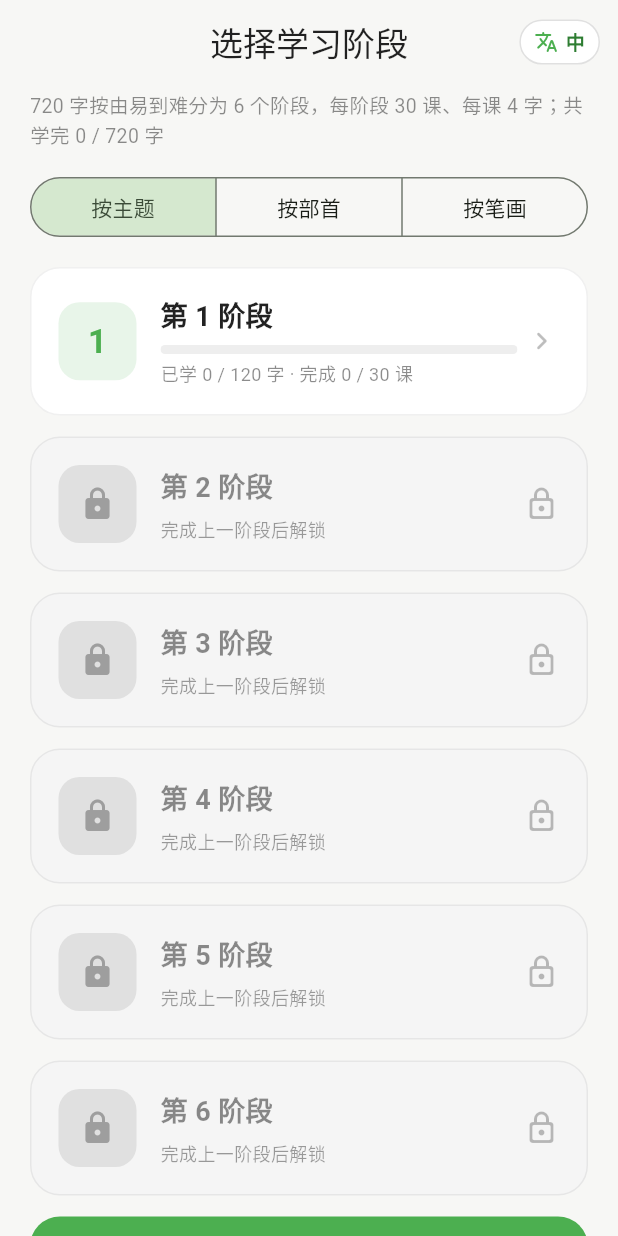
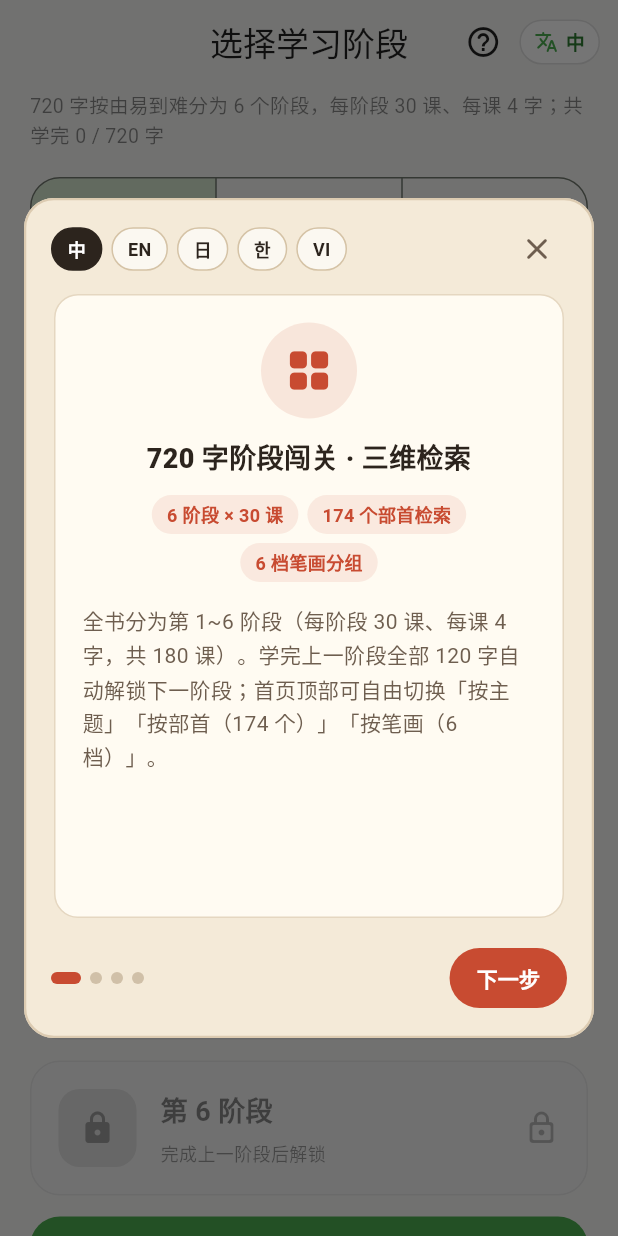
Before and after one commit to manyi100/StudyChineseWord, a Flutter app: the screen it shows after launch, on a phone screen of 412 x 824 dp. Run offline on Flutter 3.47's test engine with Material 3 defaults, Android fonts, the phone set to English and light mode, and no system bars; our stand-ins replace flutter_tts, just_audio, shared_preferences.

Commit message:
feat: add a four-page onboarding guide in five languages
Shows once on first launch, reopens from the new help button, and switches the whole UI language from inside the dialog.

```diff
--- a/lib/l10n/app_strings.dart
+++ b/lib/l10n/app_strings.dart
@@ -611,6 +611,188 @@ class AppStrings {
             '${name != null ? ' ($name)' : ''}',
       );
 
+  // ---------- 新手引导 ----------
+  String get onboardingBtnHelp => _t(
+        '使用说明',
+        'Guide',
+        '使い方',
+        '사용법',
+        'Hướng dẫn',
+      );
+
+  String get onboardingSkip => _t(
+        '跳过',
+        'Skip',
+        'スキップ',
+        '건너뛰기',
+        'Bỏ qua',
+      );
+
+  String get onboardingPrev => _t(
+        '上一步',
+        'Back',
+        '戻る',
+        '이전',
+        'Trước',
+      );
+
+  String get onboardingNext => _t(
+        '下一步',
+        'Next',
+        '次へ',
+        '다음',
+        'Tiếp',
+      );
+
+  String get onboardingStart => _t(
+        '开始学习',
+        'Start Learning',
+        '学習を始める',
+        '학습 시작',
+        'Bắt đầu học',
+      );
+
+  String get onboardingTitle1 => _t(
+        '720 字阶段闯关 · 三维检索',
+        '720 Characters · 3 Ways to Browse',
+        '720字ステージ制 · 3つの検索モード',
+        '720자 단계별 학습 · 3가지 탐색 모드',
+        '720 Chữ Hán · 3 Chế độ tra cứu',
+      );
+
+  String get onboardingDesc1 => _t(
+        '全书分为第 1~6 阶段（每阶段 30 课、每课 4 字，共 180 课）。'
+            '学完上一阶段全部 120 字自动解锁下一阶段；'
+            '首页顶部可自由切换「按主题」「按部首（174 个）」「按笔画（6 档）」。',
+        'Stages 1–6, 30 lessons each, 4 characters per lesson (180 lessons). '
+            'Finish all 120 characters in a stage to unlock the next one; '
+            'switch freely between Topic, 174 Radicals and 6 Stroke tiers.',
+        '第1〜第6ステージ（各30課・1課4字、計180課）。'
+            '前のステージの120字を終えると次が解放されます。'
+            '上部タブで「テーマ別」「部首別（174部首）」「画数別（6段階）」を切り替えられます。',
+        '1~6단계(단계별 30과, 과별 4자, 총 180과)로 구성됩니다. '
+            '이전 단계 120자를 모두 익히면 다음 단계가 열립니다. '
+            '상단 탭에서 주제별·부수별(174개)·획수별(6구간)을 자유롭게 오갈 수 있습니다.',
+        'Gồm 6 giai đoạn (mỗi giai đoạn 30 bài, mỗi bài 4 chữ, tổng 180 bài). '
+            'Học hết 120 chữ của giai đoạn trước để mở giai đoạn kế tiếp; '
+            'chuyển linh hoạt giữa Theo chủ đề, 174 Bộ thủ và 6 nhóm Số nét.',
+      );
+
+  List<String> get onboardingTags1 => [
+        _t('6 阶段 × 30 课', '6 Stages × 30 Lessons', '6ステージ × 30課', '6단계 × 30과',
+            '6 giai đoạn × 30 bài'),
+        _t('174 个部首检索', '174 Radicals', '174部首リスト', '174개 부수 탐색', '174 bộ thủ'),
+        _t('6 档笔画分组', '6 Stroke Tiers', '6段階の画数検索', '6구간 획수 분류',
+            '6 nhóm số nét'),
+      ];
+
+  String get onboardingTitle2 => _t(
+        '四区即点即读 · 全离线语音',
+        'Tap Anywhere to Hear · 100% Offline Audio',
+        '4箇所タップ音声 · 完全オフライン再生',
+        '4곳 터치 발음 듣기 · 100% 오프라인 음성',
+        'Chạm 4 vùng nghe phát âm · Âm thanh Offline',
+      );
+
+  String get onboardingDesc2 => _t(
+        '随包内置 3,380 条校准音频，不依赖网络与系统 TTS。'
+            '点击「田字格汉字」「组词词块」「例句喇叭」即刻朗读；'
+            '点击「顶部插画」会按「例句 → 第一个组词 → 单字」顺序连读并浮出句子气泡。',
+        '3,380 built-in audio clips play offline without system TTS. '
+            'Tap the Character Grid, Word Chips or Sentence Speaker to listen; '
+            'tap the Illustration to play Sentence → 1st Word → Character with a bubble.',
+        '3,380件の内蔵音声をオフラインで再生できます。'
+            '「田字格の漢字」「単語チップ」「例文スピーカー」をタップすると発音が聞け、'
+            '「イラスト」をタップすると「例文 → 最初の単語 → 単字」の順に連続再生されます。',
+        '3,380개의 내장 음성으로 인터넷이나 시스템 TTS 없이 재생됩니다. '
+            '한자 칸·단어 칩·예문 스피커를 터치해 발음을 듣고, '
+            '일러스트를 터치하면 예문 → 첫 단어 → 단자 순으로 이어서 재생됩니다.',
+        'Tích hợp sẵn 3.380 tệp âm thanh, không cần mạng hay TTS hệ thống. '
+            'Chạm Ô chữ Hán, Thẻ từ ghép hoặc Loa câu ví dụ để nghe; '
+            'chạm Tranh minh họa để nghe lần lượt Câu ví dụ → Từ đầu tiên → Chữ đơn.',
+      );
+
+  List<String> get onboardingTags2 => [
+        _t('点汉字 / 词语 / 例句', 'Tap Char / Word / Sentence', '漢字・単語・例文タップ',
+            '한자·단어·예문 터치', 'Chạm chữ / từ / câu'),
+        _t('点插画三连读 + 气泡', 'Tap Picture for 3-Part Audio', 'イラストで3連続読み上げ',
+            '일러스트 3연속 발음+말풍선', 'Chạm tranh đọc 3 phần'),
+        _t('3,380 条离线语音', '3,380 Offline Clips', '3,380件のオフライン音声',
+            '3,380개 오프라인 음성', '3.380 âm thanh offline'),
+      ];
+
+  String get onboardingTitle3 => _t(
+        '自动笔顺演示 · 手指跟写描红',
+        'Stroke Order Animation · Guided Finger Tracing',
+        '書き順アニメーション · 指なぞり練習',
+        '필순 애니메이션 · 손가락 따라 쓰기',
+        'Hoạt ảnh nét viết · Luyện tô chữ bằng tay',
+      );
+
+  String get onboardingDesc3 => _t(
+        '打开卡片自动逐笔演示，可随时重播。直接用手指在田字格内书写即可进入描红：'
+            '从红点起笔，沿虚线写向收笔箭头；写错或轻点田字格会自动演示当前笔画。'
+            '田字格独立手势识别，写「横」不会误翻页。',
+        'Cards animate the stroke order automatically and can replay any stroke. '
+            'Draw inside the grid to trace: start at the red dot and follow the dashed '
+            'line to the arrow. Tapping the grid replays the stroke. '
+            'Horizontal strokes never flip pages.',
+        'カードを開くと書き順が自動再生され、いつでも再生し直せます。'
+            '田字格の中を指でなぞると練習モードに入り、赤い始点から破線に沿って矢印まで書けます。'
+            'マス内は独立判定のため「横画」でページがめくれることはありません。',
+        '카드를 열면 필순이 자동 재생되고 언제든 다시 볼 수 있습니다. '
+            '한자 칸 안을 손가락으로 따라 쓰면 빨간 시작점에서 점선을 따라 화살표까지 이어집니다. '
+            '한자 칸은 독립 제스처라 가로획을 그어도 페이지가 넘어가지 않습니다.',
+        'Mở thẻ là tự động chiếu thứ tự nét và có thể xem lại bất cứ lúc nào. '
+            'Viết trực tiếp trong ô chữ từ chấm đỏ theo đường nét đứt đến mũi tên; '
+            'viết nét ngang không lo bị lật trang nhầm.',
+      );
+
+  List<String> get onboardingTags3 => [
+        _t('起笔红点 → 箭头校验', 'Red Dot → Arrow Check', '始点・方向・終点を判定',
+            '시작점·방향·끝점 체크', 'Chấm đỏ → mũi tên chuẩn'),
+        _t('轻点格子重播当前笔', 'Tap Grid to Replay Stroke', 'マスタップでお手本再生',
+            '칸 탭하여 현재 획 다시보기', 'Chạm ô xem lại nét mẫu'),
+        _t('写「横」防误触翻页', 'No Accidental Page Flip', '横画でも誤スワイプ防止',
+            '가로획 페이지 넘김 방지', 'Chống lật trang nhầm'),
+      ];
+
+  String get onboardingTitle4 => _t(
+        '五语切换 · EN 释义 · 跨课滑动',
+        '5 UI Languages · EN Meanings · Cross-Lesson Swipes',
+        '5言語UI · EN英語訳スイッチ · 課の連続スワイプ',
+        '5개국어 UI · EN 영어 뜻풀이 · 단원 간 스와이프',
+        'Giao diện 5 ngôn ngữ · Nghĩa EN · Vuốt chuyển bài',
+      );
+
+  String get onboardingDesc4 => _t(
+        '右上角可切换中/英/日/韩/越五语界面，学习页右上角「EN」按钮可一键显隐英文释义'
+            '（防误触不发声）。学完一课 4 字继续左滑直达下一课；在第 1 页右滑松手返回上一课末尾；'
+            '点右上角星标可收入首页底部「收藏复习」。',
+        'Switch between 5 UI languages (中/EN/日/한/VI) and tap "EN" on study cards to '
+            'toggle English meanings. Swipe left after finishing 4 characters to enter the '
+            'next lesson, swipe right on page 1 to return to the previous lesson, or star '
+            'cards for review.',
+        '右上から5言語（中/EN/日/한/VI）を切り替えられ、学習画面の「EN」で英語訳を表示・非表示にできます。'
+            '4字学習後に左スワイプで次の課へ、1ページ目で右スワイプして離すと前の課へ戻ります。'
+            '右上の星マークでお気に入り復習に登録できます。',
+        '우측 상단에서 5개 언어(中/EN/日/한/VI)를 전환하고 학습 화면의 "EN" 버튼으로 영어 뜻풀이를 '
+            '켜고 끌 수 있습니다. 4자를 모두 본 뒤 왼쪽 스와이프로 다음 과로, '
+            '첫 페이지에서 오른쪽 스와이프로 이전 과로 이동하며 별표로 즐겨찾기 복습이 가능합니다.',
+        'Chuyển đổi 5 ngôn ngữ (中/EN/日/한/VI) ở góc trên, nhấn nút "EN" để bật/tắt nghĩa tiếng Anh. '
+            'Xem đủ 4 chữ vuốt trái sang bài tiếp theo, ở trang đầu vuốt phải thả tay để về bài trước; '
+            'nhấn Ngôi sao để lưu vào Ôn tập yêu thích.',
+      );
+
+  List<String> get onboardingTags4 => [
+        _t('中 / EN / 日 / 한 / VI', '5 Interface Languages', '5言語UI＆日本語筆順名',
+            '5개국어 UI & 한국어 필순명', '5 ngôn ngữ giao diện'),
+        _t('EN 英文释义开关', 'EN Meaning Toggle', 'EN 英語訳ON/OFF', 'EN 영어 뜻풀이 스위치',
+            'Nút bật/tắt nghĩa EN'),
+        _t('左滑下一课 · 右滑上一课', 'Swipe Across Lessons', '左右スワイプで課を移動',
+            '좌우 스와이프 단원 이동', 'Vuốt chuyển bài'),
+      ];
+
   // ---------- 系统提示 ----------
   String get ttsUnavailable => _t(
         '没有可用的中文语音。请到 设置 - 更多设置 - 无障碍 - 文字转语音(TTS)输出 '
--- a/lib/screens/grade_select_screen.dart
+++ b/lib/screens/grade_select_screen.dart
@@ -7,6 +7,7 @@ import '../services/progress_service.dart';
 import '../services/storage_service.dart';
 import '../widgets/content_frame.dart';
 import '../widgets/language_button.dart';
+import '../widgets/onboarding_dialog.dart';
 import 'course_list_screen.dart';
 import 'favorites_screen.dart';
 import 'hanzi_grid_screen.dart';
@@ -62,6 +63,10 @@ class _GradeSelectScreenState extends State<GradeSelectScreen> {
   void initState() {
     super.initState();
     _load();
+    // 首次启动自动展示四页使用说明；看过一次后不再打扰，可随时点右上角「?」重看
+    WidgetsBinding.instance.addPostFrameCallback((_) {
+      OnboardingDialog.showIfNeeded(context);
+    });
   }
 
   Future<void> _load() async {
@@ -92,9 +97,8 @@ class _GradeSelectScreenState extends State<GradeSelectScreen> {
       _totalAll = HanziRepository.instance.all.length;
       _learnedAll = viewedIds.length;
       _favoriteCount = favorites.length;
-      _unlockedTotal = list
-          .where((p) => p.isUnlocked)
-          .fold(0, (sum, p) => sum + p.total);
+      _unlockedTotal =
+          list.where((p) => p.isUnlocked).fold(0, (sum, p) => sum + p.total);
       _isLoading = false;
     });
   }
@@ -165,7 +169,14 @@ class _GradeSelectScreenState extends State<GradeSelectScreen> {
         elevation: 0,
         backgroundColor: Colors.transparent,
         foregroundColor: Colors.black87,
-        actions: const [LanguageButton()],
+        actions: [
+          IconButton(
+            tooltip: s.onboardingBtnHelp,
+            icon: const Icon(Icons.help_outline_rounded),
+            onPressed: () => OnboardingDialog.showModal(context),
+          ),
+          const LanguageButton(),
+        ],
       ),
       // 平板 / 横屏时内容居中，避免卡片被拉得过宽
       body: ContentFrame(
@@ -441,8 +452,8 @@ class _AllGradesCard extends StatelessWidget {
                     const SizedBox(height: 2),
                     Text(
                       s.allStagesSubtitle(count),
-                      style: const TextStyle(
-                          fontSize: 13, color: Colors.white70),
+                      style:
+                          const TextStyle(fontSize: 13, color: Colors.white70),
                     ),
                   ],
                 ),
--- a/lib/services/storage_service.dart
+++ b/lib/services/storage_service.dart
@@ -17,6 +17,18 @@ class StorageService {
   static const _kFavoritesKey = 'favorite_ids';
   static const _kViewedIdsKey = 'viewed_char_ids';
   static const _kAudioHintShownKey = 'audio_hint_shown';
+  static const _kOnboardingSeenKey = 'has_seen_onboarding_v131';
+
+  /// 首次引导（四页使用说明）是否已经展示过
+  Future<bool> hasSeenOnboarding() async {
+    final prefs = await SharedPreferences.getInstance();
+    return prefs.getBool(_kOnboardingSeenKey) ?? false;
+  }
+
+  Future<void> markOnboardingSeen() async {
+    final prefs = await SharedPreferences.getInstance();
+    await prefs.setBool(_kOnboardingSeenKey, true);
+  }
 
   /// 首次进入学习页的“哪里可以点读”提示是否已经展示过
   Future<bool> getAudioHintShown() async {
--- /dev/null
+++ b/lib/widgets/onboarding_dialog.dart
@@ -0,0 +1,345 @@
+import 'package:flutter/material.dart';
+import '../l10n/app_strings.dart';
+import '../services/storage_service.dart';
+
+/// 首次启动 / 点「?」时的四页新手引导。
+///
+/// - 文案统一放在 [AppStrings]，跟随界面语言实时切换（不额外维护一套映射表）；
+/// - 4 页分别讲：阶段与三维检索、四区点读、笔顺描红、多语言 / EN 释义 / 跨课手势；
+/// - 360dp 窄屏与 iPad / 投影仪宽屏都不溢出：正文可滚动，标签用 Wrap。
+class OnboardingDialog extends StatefulWidget {
+  const OnboardingDialog({super.key});
+
+  /// 首次启动自动检查并弹出（已在 [GradeSelectScreen] 的首帧回调里接入）
+  static Future<void> showIfNeeded(BuildContext context) async {
+    if (await StorageService.instance.hasSeenOnboarding()) return;
+    if (!context.mounted) return;
+    await showModal(context);
+    await StorageService.instance.markOnboardingSeen();
+  }
+
+  /// 手动打开使用说明（首页右上角「?」按钮）
+  static Future<void> showModal(BuildContext context) {
+    return showDialog<void>(
+      context: context,
+      barrierDismissible: true,
+      builder: (_) => const OnboardingDialog(),
+    );
+  }
+
+  @override
+  State<OnboardingDialog> createState() => _OnboardingDialogState();
+}
+
+/// 单页引导数据：图标与主色固定，文案按当前语言从 [AppStrings] 取。
+class _OnboardingStep {
+  final IconData icon;
+  final Color accent;
+  final String Function(AppStrings s) title;
+  final String Function(AppStrings s) desc;
+  final List<String> Function(AppStrings s) tags;
+
+  const _OnboardingStep({
+    required this.icon,
+    required this.accent,
+    required this.title,
+    required this.desc,
+    required this.tags,
+  });
+}
+
+class _OnboardingDialogState extends State<OnboardingDialog> {
+  static const Color _kPaperBg = Color(0xFFF4EAD8);
+  static const Color _kCardBg = Color(0xFFFFFBF2);
+  static const Color _kInkDark = Color(0xFF2C241D);
+  static const Color _kInkMuted = Color(0xFF6E5E4F);
+  static const Color _kBorder = Color(0xFFDCCBB1);
+
+  static final List<_OnboardingStep> _steps = [
+    _OnboardingStep(
+      icon: Icons.grid_view_rounded,
+      accent: Color(0xFFC84B31),
+      title: (s) => s.onboardingTitle1,
+      desc: (s) => s.onboardingDesc1,
+      tags: (s) => s.onboardingTags1,
+    ),
+    _OnboardingStep(
+      icon: Icons.volume_up_rounded,
+      accent: Color(0xFF2D6A4F),
+      title: (s) => s.onboardingTitle2,
+      desc: (s) => s.onboardingDesc2,
+      tags: (s) => s.onboardingTags2,
+    ),
+    _OnboardingStep(
+      icon: Icons.draw_rounded,
+      accent: Color(0xFFB5651D),
+      title: (s) => s.onboardingTitle3,
+      desc: (s) => s.onboardingDesc3,
+      tags: (s) => s.onboardingTags3,
+    ),
+    _OnboardingStep(
+      icon: Icons.translate_rounded,
+      accent: Color(0xFF3D5A80),
+      title: (s) => s.onboardingTitle4,
+      desc: (s) => s.onboardingDesc4,
+      tags: (s) => s.onboardingTags4,
+    ),
+  ];
+
+  final PageController _pageController = PageController();
+  int _currentIndex = 0;
+
+  @override
+  void dispose() {
+    _pageController.dispose();
+    super.dispose();
+  }
+
+  void _goNext() {
+    if (_currentIndex < _steps.length - 1) {
+      _pageController.nextPage(
+        duration: const Duration(milliseconds: 260),
+        curve: Curves.easeOutCubic,
+      );
+    } else {
+      Navigator.of(context).pop();
+    }
+  }
+
+  void _goPrev() {
+    if (_currentIndex > 0) {
+      _pageController.previousPage(
+        duration: const Duration(milliseconds: 260),
+        curve: Curves.easeOutCubic,
+      );
+    }
+  }
+
+  @override
+  Widget build(BuildContext context) {
+    final s = context.s;
+    final step = _steps[_currentIndex];
+    final isLastPage = _currentIndex == _steps.length - 1;
+
+    return Dialog(
+      backgroundColor: _kPaperBg,
+      insetPadding: const EdgeInsets.symmetric(horizontal: 16, vertical: 20),
+      shape: RoundedRectangleBorder(
+        borderRadius: BorderRadius.circular(20),
+        side: const BorderSide(color: _kBorder, width: 1.5),
+      ),
+      child: ConstrainedBox(
+        // 兼容 360dp 手机竖屏与 iPad / 投影仪宽屏
+        constraints: const BoxConstraints(maxWidth: 520, maxHeight: 560),
+        child: Padding(
+          padding: const EdgeInsets.fromLTRB(18, 14, 18, 16),
+          child: Column(
+            mainAxisSize: MainAxisSize.min,
+            children: [
+              _buildTopBar(s),
+              const SizedBox(height: 6),
+              Expanded(
+                child: PageView.builder(
+                  controller: _pageController,
+                  itemCount: _steps.length,
+                  onPageChanged: (index) =>
+                      setState(() => _currentIndex = index),
+                  itemBuilder: (context, index) => _buildPage(
+                    s,
+                    _steps[index],
+                  ),
+                ),
+              ),
+              const SizedBox(height: 12),
+              _buildBottomBar(s, step.accent, isLastPage),
+            ],
+          ),
+        ),
+      ),
+    );
+  }
+
+  /// 顶部：五语快捷切换胶囊 + 关闭
+  Widget _buildTopBar(AppStrings s) {
+    final current = AppLocaleScope.of(context);
+
+    return Row(
+      children: [
+        Expanded(
+          child: SingleChildScrollView(
+            scrollDirection: Axis.horizontal,
+            child: Row(
+              children: AppLang.values.map((lang) {
+                final selected = lang == current;
+                return Padding(
+                  padding: const EdgeInsets.only(right: 6),
+                  child: InkWell(
+                    borderRadius: BorderRadius.circular(999),
+                    onTap: () => AppLocale.set(lang),
+                    child: AnimatedContainer(
+                      duration: const Duration(milliseconds: 180),
+                      padding: const EdgeInsets.symmetric(
+                        horizontal: 10,
+                        vertical: 5,
+                      ),
+                      decoration: BoxDecoration(
+                        color: selected
+                            ? _kInkDark
+                            : Colors.white.withValues(alpha: 0.65),
+                        borderRadius: BorderRadius.circular(999),
+                        border: Border.all(
+                          color: selected ? _kInkDark : const Color(0xFFD5C3A6),
+                        ),
+                      ),
+                      child: Text(
+                        lang.shortLabel,
+                        style: TextStyle(
+                          fontSize: 12,
+                          fontWeight: FontWeight.w700,
+                          color: selected ? Colors.white : _kInkDark,
+                        ),
+                      ),
+                    ),
+                  ),
+                );
+              }).toList(),
+            ),
+          ),
+        ),
+        IconButton(
+          visualDensity: VisualDensity.compact,
+          tooltip: s.onboardingSkip,
+          onPressed: () => Navigator.of(context).pop(),
+          icon: const Icon(Icons.close_rounded, color: _kInkMuted),
+        ),
+      ],
+    );
+  }
+
+  /// 中部：图标 + 标题 + 3 个亮点标签 + 正文（窄屏可滚动）
+  Widget _buildPage(AppStrings s, _OnboardingStep step) {
+    return Container(
+      margin: const EdgeInsets.symmetric(horizontal: 2, vertical: 4),
+      padding: const EdgeInsets.all(18),
+      decoration: BoxDecoration(
+        color: _kCardBg,
+        borderRadius: BorderRadius.circular(16),
+        border: Border.all(color: const Color(0xFFE5D7C1)),
+      ),
+      child: SingleChildScrollView(
+        child: Column(
+          children: [
+            Container(
+              width: 64,
+              height: 64,
+              decoration: BoxDecoration(
+                color: step.accent.withValues(alpha: 0.12),
+                shape: BoxShape.circle,
+              ),
+              child: Icon(step.icon, size: 34, color: step.accent),
+            ),
+            const SizedBox(height: 14),
+            Text(
+              step.title(s),
+              textAlign: TextAlign.center,
+              style: const TextStyle(
+                fontSize: 18,
+                fontWeight: FontWeight.w800,
+                color: _kInkDark,
+                height: 1.3,
+              ),
+            ),
+            const SizedBox(height: 12),
+            Wrap(
+              spacing: 6,
+              runSpacing: 6,
+              alignment: WrapAlignment.center,
+              children: step.tags(s).map((tag) {
+                return Container(
+                  padding: const EdgeInsets.symmetric(
+                    horizontal: 10,
+                    vertical: 4,
+                  ),
+                  decoration: BoxDecoration(
+                    color: step.accent.withValues(alpha: 0.10),
+                    borderRadius: BorderRadius.circular(999),
+                  ),
+                  child: Text(
+                    tag,
+                    style: TextStyle(
+                      fontSize: 12,
+                      fontWeight: FontWeight.w600,
+                      color: step.accent,
+                    ),
+                  ),
+                );
+              }).toList(),
+            ),
+            const SizedBox(height: 14),
+            Text(
+              step.desc(s),
+              textAlign: TextAlign.start,
+              style: const TextStyle(
+                fontSize: 14,
+                height: 1.55,
+                color: _kInkMuted,
+              ),
+            ),
+          ],
+        ),
+      ),
+    );
+  }
+
+  /// 底部：页码圆点 + 上一步 / 下一步（最后一页为「开始学习」）
+  Widget _buildBottomBar(AppStrings s, Color accent, bool isLastPage) {
+    return Row(
+      children: [
+        Row(
+          children: List.generate(_steps.length, (i) {
+            final active = i == _currentIndex;
+            return AnimatedContainer(
+              duration: const Duration(milliseconds: 200),
+              margin: const EdgeInsets.only(right: 6),
+              width: active ? 20 : 8,
+              height: 8,
+              decoration: BoxDecoration(
+                color: active ? accent : const Color(0xFFD0C0A8),
+                borderRadius: BorderRadius.circular(999),
+              ),
+            );
+          }),
+        ),
+        const Spacer(),
+        if (_currentIndex > 0)
+          TextButton(
+            onPressed: _goPrev,
+            style: TextButton.styleFrom(
+              foregroundColor: _kInkMuted,
+              padding: const EdgeInsets.symmetric(horizontal: 12),
+            ),
+            child: Text(
+              s.onboardingPrev,
+              style: const TextStyle(fontWeight: FontWeight.w600),
+            ),
+          ),
+        const SizedBox(width: 6),
+        FilledButton(
+          onPressed: _goNext,
+          style: FilledButton.styleFrom(
+            backgroundColor: accent,
+            foregroundColor: Colors.white,
+            padding: const EdgeInsets.symmetric(horizontal: 18, vertical: 10),
+            shape: RoundedRectangleBorder(
+              borderRadius: BorderRadius.circular(999),
+            ),
+          ),
+          child: Text(
+            isLastPage ? s.onboardingStart : s.onboardingNext,
+            style: const TextStyle(fontWeight: FontWeight.w700),
+          ),
+        ),
+      ],
+    );
+  }
+}
```
Also changed, not shown: 2 other files.
